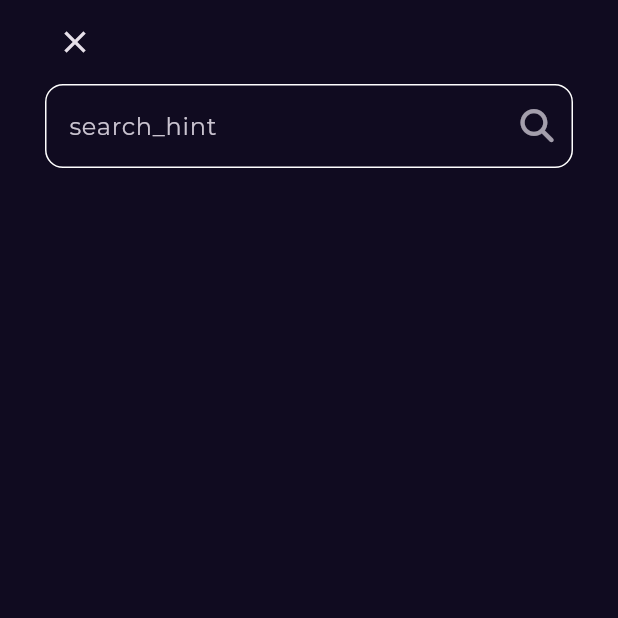
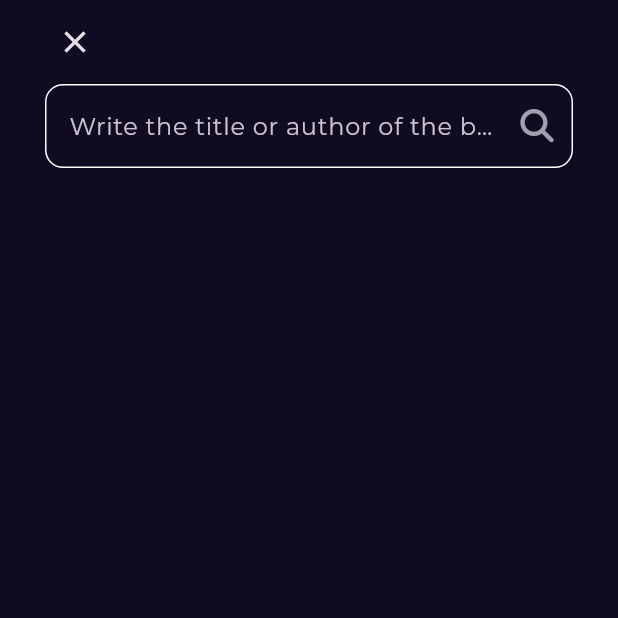
Before and after one commit to Esra2-Abdelltif/My-Bookly-App, a Flutter app: the SearchView screen opened by its route, on a phone screen of 412 x 824 dp, the top half of it. Run offline on Flutter 3.47's test engine with Material 3 defaults, Android fonts, the light colour scheme and no system bars; our stand-ins replace animate_do, bloc, cached_network_image, dartz, device_preview, dio and 8 more; accounts and stored records are empty; network calls fail.

Commit message:
Translate string

```diff
--- a/lib/core/utils/constants/app_strings.dart
+++ b/lib/core/utils/constants/app_strings.dart
@@ -5,6 +5,7 @@ class AppStrings {
   static String youCanAlsoLike = 'You_can_also_like';
   static String searchResult = 'search_result';
   static String searchHint ='search_hint';
+  //-----------------
   static const String englishCode = 'en';
   static const String arabicCode = 'ar';
   static const String locale = 'locale';
--- a/lib/features/home/presentation/view/book_details_view/widget/similar_books_section.dart
+++ b/lib/features/home/presentation/view/book_details_view/widget/similar_books_section.dart
@@ -1,5 +1,6 @@
 
 import 'package:bookly_project/core/utils/constants/app_strings.dart';
+import 'package:bookly_project/core/utils/extension/translator_extension.dart';
 import 'package:bookly_project/core/utils/styles/text_style.dart';
 import 'package:bookly_project/features/home/presentation/view/book_details_view/widget/similar_books_list_view.dart';
 import 'package:flutter/material.dart';
@@ -14,7 +15,7 @@ class SimilarBooksSection extends StatelessWidget {
       crossAxisAlignment: CrossAxisAlignment.start,
       children: [
         Text(
-    AppStrings.youCanAlsoLike,
+    context.translate(AppStrings.youCanAlsoLike),
           style: Styles.textStyle14.copyWith(
             fontWeight: FontWeight.w600,
           ),
--- a/lib/features/home/presentation/view/home_view/widget/best_seller_widgets/best_seller_list_view_item.dart
+++ b/lib/features/home/presentation/view/home_view/widget/best_seller_widgets/best_seller_list_view_item.dart
@@ -2,6 +2,7 @@ import 'package:bookly_project/config/routes/app_routes.dart';
 import 'package:bookly_project/core/utils/constants/app_constants.dart';
 import 'package:bookly_project/core/utils/constants/app_strings.dart';
 import 'package:bookly_project/core/utils/extension/media_query_values.dart';
+import 'package:bookly_project/core/utils/extension/translator_extension.dart';
 import 'package:bookly_project/core/utils/styles/text_style.dart';
 import 'package:bookly_project/features/home/data/models/book_model/book_model.dart';
 import 'package:bookly_project/features/home/presentation/view/shared_widget/book_rating.dart';
@@ -62,7 +63,7 @@ class BookListViewItem extends StatelessWidget {
                   Row(
                     children: [
                       Text(
-                        AppStrings.free,
+                        context.translate( AppStrings.free),
                         style: Styles.textStyle20.copyWith(
                           fontWeight: FontWeight.bold,
                         ),
--- a/lib/features/home/presentation/view/home_view/widget/home_view_body.dart
+++ b/lib/features/home/presentation/view/home_view/widget/home_view_body.dart
@@ -1,6 +1,7 @@
 import 'package:animate_do/animate_do.dart';
 import 'package:bookly_project/core/utils/constants/app_strings.dart';
 import 'package:bookly_project/core/utils/extension/screen_padding.dart';
+import 'package:bookly_project/core/utils/extension/translator_extension.dart';
 import 'package:bookly_project/core/utils/styles/text_style.dart';
 import 'package:bookly_project/features/home/presentation/view/home_view/widget/best_seller_widgets/best_seller_list_view.dart';
 import 'package:bookly_project/features/home/presentation/view/home_view/widget/custom_app_bar.dart';
@@ -26,7 +27,7 @@ class HomeViewBody extends StatelessWidget {
               FadeInUp(
                 from: 40,
                 child: Text(
-                  AppStrings.bestSeller,
+                  context.translate( AppStrings.bestSeller),
                   style: Styles.textStyle18,
                 ).paddingAll(30),
               ),
--- a/lib/features/search/presentation/view/search_view/widget/custom_search_text_field.dart
+++ b/lib/features/search/presentation/view/search_view/widget/custom_search_text_field.dart
@@ -1,4 +1,5 @@
 import 'package:bookly_project/core/utils/constants/app_strings.dart';
+import 'package:bookly_project/core/utils/extension/translator_extension.dart';
 import 'package:flutter/material.dart';
 import 'package:font_awesome_flutter/font_awesome_flutter.dart';
 
@@ -21,7 +22,7 @@ class CustomSearchTextField extends StatelessWidget {
       decoration: InputDecoration(
         enabledBorder: buildOutlineInputBorder(),
         focusedBorder: buildOutlineInputBorder(),
-        hintText: AppStrings.searchHint,
+        hintText:  context.translate(AppStrings.searchHint),
         suffixIcon: IconButton(
           onPressed: onTap,
           icon: const Opacity(
--- a/lib/features/search/presentation/view/search_view/widget/search_view_body.dart
+++ b/lib/features/search/presentation/view/search_view/widget/search_view_body.dart
@@ -1,6 +1,7 @@
 import 'package:animate_do/animate_do.dart';
 import 'package:bookly_project/core/utils/constants/app_strings.dart';
 import 'package:bookly_project/core/utils/extension/screen_padding.dart';
+import 'package:bookly_project/core/utils/extension/translator_extension.dart';
 import 'package:bookly_project/core/utils/styles/text_style.dart';
 import 'package:bookly_project/features/search/presentation/manger/search_books_cubit/search_books_cubit.dart';
 import 'package:bookly_project/features/search/presentation/view/search_view/widget/custom_search_text_field.dart';
@@ -38,7 +39,7 @@ class SearchViewBody extends StatelessWidget {
               ),
 
               searchBooksCubit.controller.text.isEmpty ? const Center() : Text(
-                AppStrings.searchResult,
+                context.translate( AppStrings.searchResult),
                 style: Styles.textStyle18,
               ),
               const SizedBox(
--- a/lib/features/splash/presentation/view/widget/sliding_text.dart
+++ b/lib/features/splash/presentation/view/widget/sliding_text.dart
@@ -1,4 +1,5 @@
 import 'package:bookly_project/core/utils/constants/app_strings.dart';
+import 'package:bookly_project/core/utils/extension/translator_extension.dart';
 import 'package:flutter/material.dart';
 
 
@@ -18,7 +19,7 @@ class SlidingText extends StatelessWidget {
           return SlideTransition(
             position: slidingAnimation,
             child:  Text(
-              AppStrings.readFreeBooks,
+              context.translate(AppStrings.readFreeBooks),
               textAlign: TextAlign.center,
             ),
           );
```
